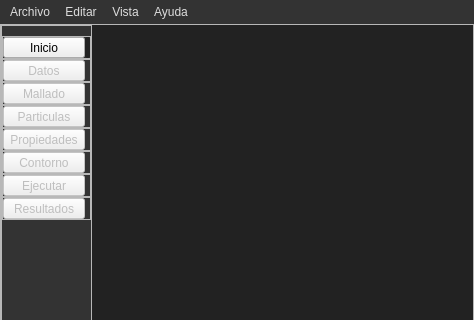
edwinar13/MPM-UN, file UI/main_window.ui: the form before one commit; both pictures show x 0 to 474 and y 0 to 320 of the 474 by 820 pixel window.
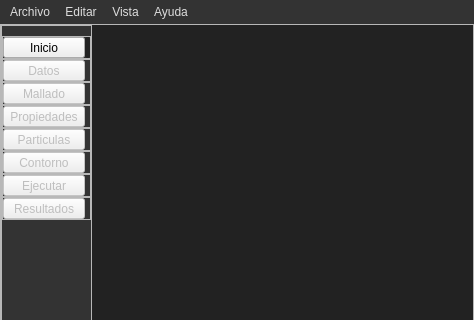
The form after the commit. Icons and pictures are not drawn.

```diff
--- a/UI/main_window.ui
+++ b/UI/main_window.ui
@@ -760,14 +760,14 @@
            </widget>
           </item>
           <item>
-           <widget class="QFrame" name="frame_drawPointInf">
+           <widget class="QFrame" name="frame_drawPropertiesInf">
             <property name="frameShape">
              <enum>QFrame::StyledPanel</enum>
             </property>
             <property name="frameShadow">
              <enum>QFrame::Raised</enum>
             </property>
-            <layout class="QHBoxLayout" name="horizontalLayout_5">
+            <layout class="QHBoxLayout" name="horizontalLayout_6">
              <property name="spacing">
               <number>0</number>
              </property>
@@ -784,7 +784,7 @@
               <number>0</number>
              </property>
              <item>
-              <widget class="QToolButton" name="toolButton_drawPoint">
+              <widget class="QToolButton" name="toolButton_drawProperties">
                <property name="enabled">
                 <bool>false</bool>
                </property>
@@ -795,7 +795,7 @@
                 </sizepolicy>
                </property>
                <property name="text">
-                <string>Particulas</string>
+                <string>Propiedades</string>
                </property>
                <property name="icon">
                 <iconset>
@@ -813,10 +813,7 @@
               </widget>
              </item>
              <item>
-              <widget class="QFrame" name="frame_drawPoint">
-               <property name="enabled">
-                <bool>true</bool>
-               </property>
+              <widget class="QFrame" name="frame_drawProperties">
                <property name="minimumSize">
                 <size>
                  <width>5</width>
@@ -844,14 +841,14 @@
            </widget>
           </item>
           <item>
-           <widget class="QFrame" name="frame_drawPropertiesInf">
+           <widget class="QFrame" name="frame_drawPointInf">
             <property name="frameShape">
              <enum>QFrame::StyledPanel</enum>
             </property>
             <property name="frameShadow">
              <enum>QFrame::Raised</enum>
             </property>
-            <layout class="QHBoxLayout" name="horizontalLayout_6">
+            <layout class="QHBoxLayout" name="horizontalLayout_5">
              <property name="spacing">
               <number>0</number>
              </property>
@@ -868,7 +865,7 @@
               <number>0</number>
              </property>
              <item>
-              <widget class="QToolButton" name="toolButton_drawProperties">
+              <widget class="QToolButton" name="toolButton_drawPoint">
                <property name="enabled">
                 <bool>false</bool>
                </property>
@@ -879,7 +876,7 @@
                 </sizepolicy>
                </property>
                <property name="text">
-                <string>Propiedades</string>
+                <string>Particulas</string>
                </property>
                <property name="icon">
                 <iconset>
@@ -897,7 +894,10 @@
               </widget>
              </item>
              <item>
-              <widget class="QFrame" name="frame_drawProperties">
+              <widget class="QFrame" name="frame_drawPoint">
+               <property name="enabled">
+                <bool>true</bool>
+               </property>
                <property name="minimumSize">
                 <size>
                  <width>5</width>
```
Left out of the diff: 4 changed lines with no effect on the pictures.
